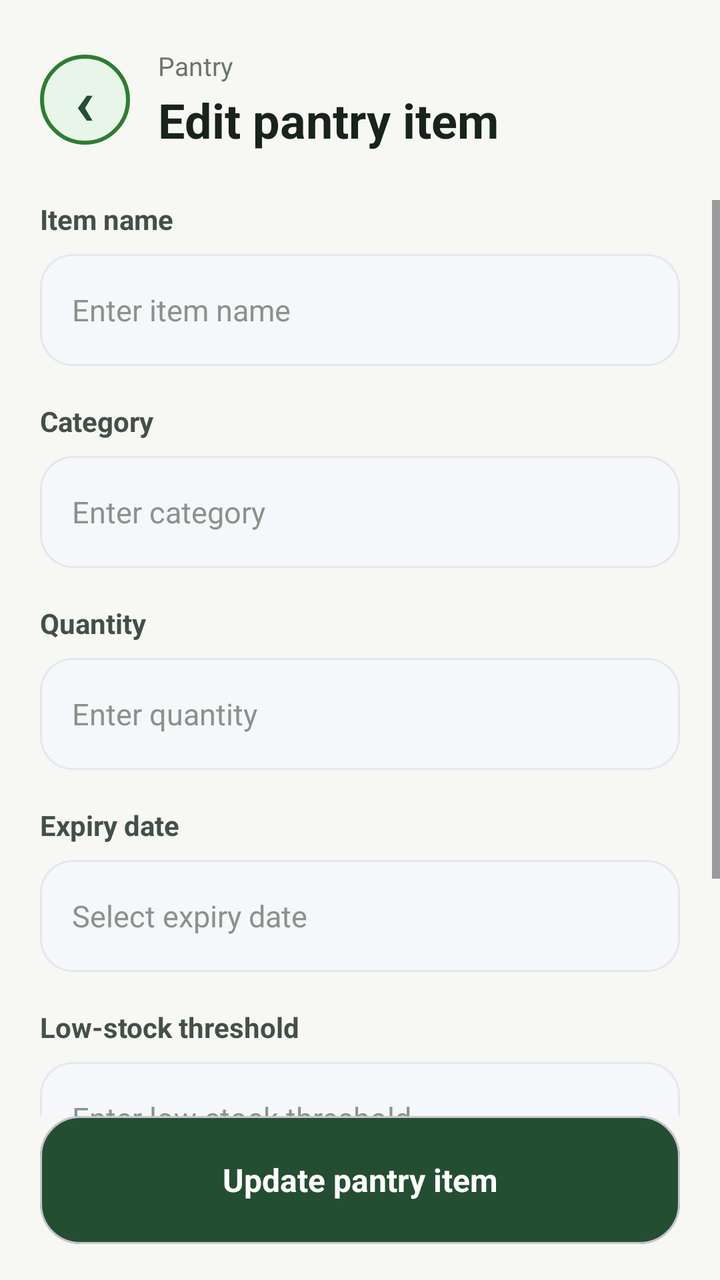
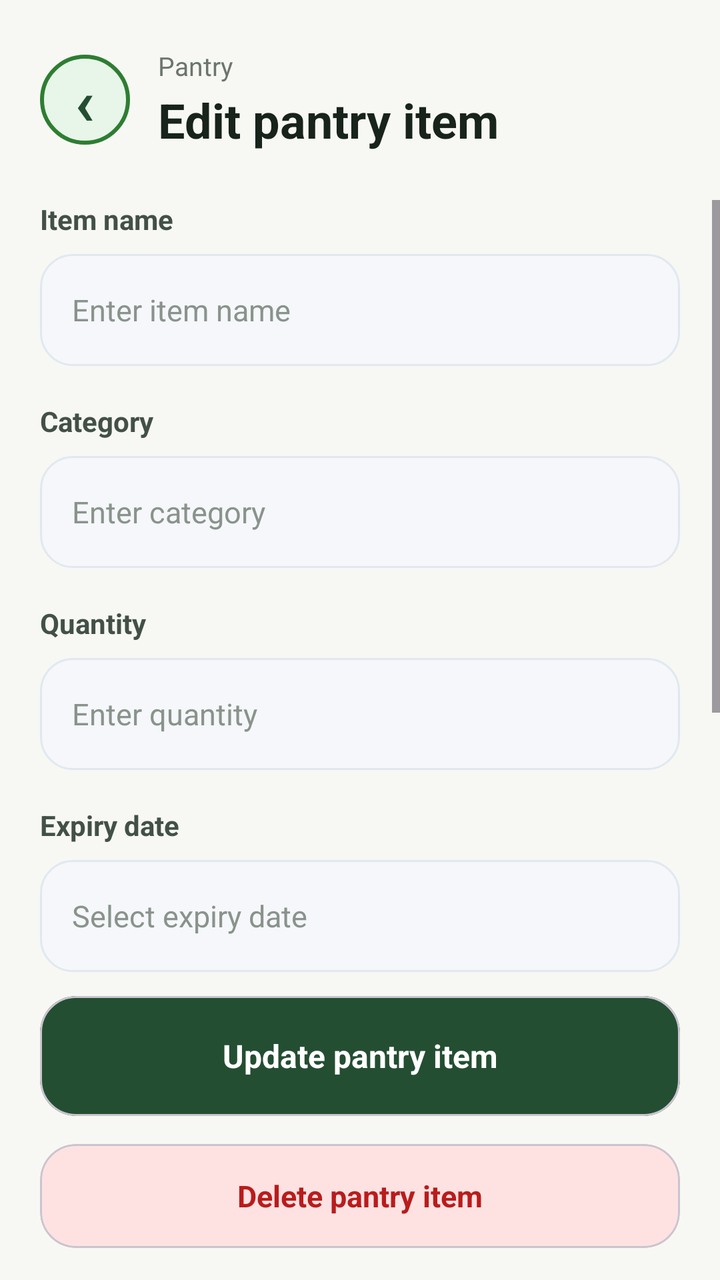

The first picture is an Android layout as it rendered before a commit; the second is the same layout after the commit. The layout source and the unified diff follow.
<!-- AndroidManifest.xml: application theme Theme.SmartPantryManager -->
<!-- res/layout/activity_edit_item.xml -->
<?xml version="1.0" encoding="utf-8"?>
<androidx.constraintlayout.widget.ConstraintLayout
    xmlns:android="http://schemas.android.com/apk/res/android"
    xmlns:app="http://schemas.android.com/apk/res-auto"
    android:layout_width="match_parent"
    android:layout_height="match_parent"
    android:background="#F7F8F3">

    
    <LinearLayout
        android:id="@+id/header"
        android:layout_width="0dp"
        android:layout_height="wrap_content"
        android:layout_marginStart="20dp"
        android:layout_marginTop="24dp"
        android:layout_marginEnd="20dp"
        android:gravity="center_vertical"
        android:orientation="horizontal"
        app:layout_constraintEnd_toEndOf="parent"
        app:layout_constraintStart_toStartOf="parent"
        app:layout_constraintTop_toTopOf="parent">

        <TextView
            android:id="@+id/backButton"
            android:layout_width="45dp"
            android:layout_height="45dp"
            android:background="@drawable/profile_circle"
            android:clickable="true"
            android:focusable="true"
            android:gravity="center"
            android:text="@string/back_arrow"
            android:textColor="#244E32"
            android:textSize="32sp"
            android:textStyle="bold" />

        <LinearLayout
            android:layout_width="0dp"
            android:layout_height="wrap_content"
            android:layout_marginStart="14dp"
            android:layout_weight="1"
            android:orientation="vertical">

            <TextView
                android:layout_width="wrap_content"
                android:layout_height="wrap_content"
                android:text="@string/pantry"
                android:textColor="#6B756D"
                android:textSize="13sp" />

            <TextView
                android:layout_width="wrap_content"
                android:layout_height="wrap_content"
                android:layout_marginTop="2dp"
                android:text="Edit pantry item"
                android:textColor="#17231B"
                android:textSize="24sp"
                android:textStyle="bold" />

        </LinearLayout>

    </LinearLayout>

    
    <ScrollView
        android:layout_width="0dp"
        android:layout_height="0dp"
        android:layout_marginTop="24dp"
        android:fillViewport="true"
        android:overScrollMode="never"
        app:layout_constraintBottom_toTopOf="@+id/updateItemButton"
        app:layout_constraintEnd_toEndOf="parent"
        app:layout_constraintStart_toStartOf="parent"
        app:layout_constraintTop_toBottomOf="@+id/header">

        <LinearLayout
            android:layout_width="match_parent"
            android:layout_height="wrap_content"
            android:orientation="vertical"
            android:paddingStart="20dp"
            android:paddingEnd="20dp"
            android:paddingBottom="30dp">

            
            <TextView
                android:layout_width="wrap_content"
                android:layout_height="wrap_content"
                android:text="Item name"
                android:textColor="#425048"
                android:textSize="14sp"
                android:textStyle="bold" />

            <EditText
                android:id="@+id/editItemNameInput"
                android:layout_width="match_parent"
                android:layout_height="56dp"
                android:layout_marginTop="8dp"
                android:background="@drawable/search_background"
                android:hint="Enter item name"
                android:inputType="textCapWords"
                android:paddingStart="16dp"
                android:paddingEnd="16dp"
                android:textColor="#17231B"
                android:textColorHint="#89938B"
                android:textSize="15sp" />

            
            <TextView
                android:layout_width="wrap_content"
                android:layout_height="wrap_content"
                android:layout_marginTop="18dp"
                android:text="Category"
                android:textColor="#425048"
                android:textSize="14sp"
                android:textStyle="bold" />

            <EditText
                android:id="@+id/editCategoryInput"
                android:layout_width="match_parent"
                android:layout_height="56dp"
                android:layout_marginTop="8dp"
                android:background="@drawable/search_background"
                android:hint="Enter category"
                android:inputType="textCapWords"
                android:paddingStart="16dp"
                android:paddingEnd="16dp"
                android:textColor="#17231B"
                android:textColorHint="#89938B"
                android:textSize="15sp" />

            
            <TextView
                android:layout_width="wrap_content"
                android:layout_height="wrap_content"
                android:layout_marginTop="18dp"
                android:text="Quantity"
                android:textColor="#425048"
                android:textSize="14sp"
                android:textStyle="bold" />

            <EditText
                android:id="@+id/editQuantityInput"
                android:layout_width="match_parent"
                android:layout_height="56dp"
                android:layout_marginTop="8dp"
                android:background="@drawable/search_background"
                android:hint="Enter quantity"
                android:inputType="number"
                android:paddingStart="16dp"
                android:paddingEnd="16dp"
                android:textColor="#17231B"
                android:textColorHint="#89938B"
                android:textSize="15sp" />

            
            <TextView
                android:layout_width="wrap_content"
                android:layout_height="wrap_content"
                android:layout_marginTop="18dp"
                android:text="Expiry date"
                android:textColor="#425048"
                android:textSize="14sp"
                android:textStyle="bold" />

            <EditText
                android:id="@+id/editExpiryDateInput"
                android:layout_width="match_parent"
                android:layout_height="56dp"
                android:layout_marginTop="8dp"
                android:background="@drawable/search_background"
                android:clickable="true"
                android:cursorVisible="false"
                android:focusable="false"
                android:hint="Select expiry date"
                android:paddingStart="16dp"
                android:paddingEnd="16dp"
                android:textColor="#17231B"
                android:textColorHint="#89938B"
                android:textSize="15sp" />

            
            <TextView
                android:layout_width="wrap_content"
                android:layout_height="wrap_content"
                android:layout_marginTop="18dp"
                android:text="Low-stock threshold"
                android:textColor="#425048"
                android:textSize="14sp"
                android:textStyle="bold" />

            <EditText
                android:id="@+id/editLowStockInput"
                android:layout_width="match_parent"
                android:layout_height="56dp"
                android:layout_marginTop="8dp"
                android:background="@drawable/search_background"
                android:hint="Enter low-stock threshold"
                android:inputType="number"
                android:paddingStart="16dp"
                android:paddingEnd="16dp"
                android:textColor="#17231B"
                android:textColorHint="#89938B"
                android:textSize="15sp" />

            
            <TextView
                android:layout_width="wrap_content"
                android:layout_height="wrap_content"
                android:layout_marginTop="18dp"
                android:text="Storage location"
                android:textColor="#425048"
                android:textSize="14sp"
                android:textStyle="bold" />

            <EditText
                android:id="@+id/editLocationInput"
                android:layout_width="match_parent"
                android:layout_height="56dp"
                android:layout_marginTop="8dp"
                android:background="@drawable/search_background"
                android:hint="e.g. Fridge, Freezer or Cupboard"
                android:inputType="textCapWords"
                android:paddingStart="16dp"
                android:paddingEnd="16dp"
                android:textColor="#17231B"
                android:textColorHint="#89938B"
                android:textSize="15sp" />

        </LinearLayout>

    </ScrollView>

    
    <com.google.android.material.card.MaterialCardView
        android:id="@+id/updateItemButton"
        android:layout_width="0dp"
        android:layout_height="64dp"
        android:layout_marginStart="20dp"
        android:layout_marginEnd="20dp"
        android:layout_marginBottom="18dp"
        android:clickable="true"
        android:focusable="true"
        app:cardBackgroundColor="#244E32"
        app:cardCornerRadius="20dp"
        app:cardElevation="0dp"
        app:layout_constraintBottom_toBottomOf="parent"
        app:layout_constraintEnd_toEndOf="parent"
        app:layout_constraintStart_toStartOf="parent">

        <TextView
            android:layout_width="match_parent"
            android:layout_height="match_parent"
            android:gravity="center"
            android:text="Update pantry item"
            android:textColor="#FFFFFF"
            android:textSize="16sp"
            android:textStyle="bold" />

    </com.google.android.material.card.MaterialCardView>

</androidx.constraintlayout.widget.ConstraintLayout>
<!-- resources referenced by this layout -->
<resources>
  <!-- drawable profile_circle (drawable) -->
  <?xml version="1.0" encoding="utf-8"?>
  <shape xmlns:android="http://schemas.android.com/apk/res/android"
      android:shape="oval">
  
      <solid android:color="#E8F5E9" />
  
      <stroke
          android:width="2dp"
          android:color="#2E7D32" />
  
  </shape>
  <!-- drawable search_background (drawable) -->
  <?xml version="1.0" encoding="utf-8"?>
  <shape xmlns:android="http://schemas.android.com/apk/res/android"
      android:shape="rectangle">
  
      <solid android:color="#F5F7FA" />
  
      <corners android:radius="16dp" />
  
      <stroke
          android:width="1dp"
          android:color="#E2E8F0" />
  
      <padding
          android:left="16dp"
          android:top="10dp"
          android:right="16dp"
          android:bottom="10dp" />
  
  </shape>
  <string name="back_arrow">‹</string>
  <string name="pantry">Pantry</string>
  <style name="Theme.SmartPantryManager" parent="Base.Theme.SmartPantryManager" />
  <style name="Base.Theme.SmartPantryManager" parent="Theme.Material3.DayNight.NoActionBar">
          
          
      </style>
</resources>

<!-- the commit's change to res/layout/activity_edit_item.xml (unified diff, before → after) -->
@@ -26,6 +26,7 @@
             android:layout_height="45dp"
             android:background="@drawable/profile_circle"
             android:clickable="true"
+            android:contentDescription="@string/back_button_description"
             android:focusable="true"
             android:gravity="center"
             android:text="@string/back_arrow"
@@ -51,7 +52,7 @@
                 android:layout_width="wrap_content"
                 android:layout_height="wrap_content"
                 android:layout_marginTop="2dp"
-                android:text="Edit pantry item"
+                android:text="@string/edit_pantry_item"
                 android:textColor="#17231B"
                 android:textSize="24sp"
                 android:textStyle="bold" />
@@ -84,7 +85,7 @@
             <TextView
                 android:layout_width="wrap_content"
                 android:layout_height="wrap_content"
-                android:text="Item name"
+                android:text="@string/item_name"
                 android:textColor="#425048"
                 android:textSize="14sp"
                 android:textStyle="bold" />
@@ -94,8 +95,9 @@
                 android:layout_width="match_parent"
                 android:layout_height="56dp"
                 android:layout_marginTop="8dp"
-                android:background="@drawable/search_background"
-                android:hint="Enter item name"
+                android:autofillHints="name"
+                android:background="@drawable/search_background"
+                android:hint="@string/enter_item_name"
                 android:inputType="textCapWords"
                 android:paddingStart="16dp"
                 android:paddingEnd="16dp"
@@ -108,7 +110,7 @@
                 android:layout_width="wrap_content"
                 android:layout_height="wrap_content"
                 android:layout_marginTop="18dp"
-                android:text="Category"
+                android:text="@string/category"
                 android:textColor="#425048"
                 android:textSize="14sp"
                 android:textStyle="bold" />
@@ -118,8 +120,9 @@
                 android:layout_width="match_parent"
                 android:layout_height="56dp"
                 android:layout_marginTop="8dp"
-                android:background="@drawable/search_background"
-                android:hint="Enter category"
+                android:autofillHints="none"
+                android:background="@drawable/search_background"
+                android:hint="@string/enter_category"
                 android:inputType="textCapWords"
                 android:paddingStart="16dp"
                 android:paddingEnd="16dp"
@@ -132,7 +135,7 @@
                 android:layout_width="wrap_content"
                 android:layout_height="wrap_content"
                 android:layout_marginTop="18dp"
-                android:text="Quantity"
+                android:text="@string/quantity"
                 android:textColor="#425048"
                 android:textSize="14sp"
                 android:textStyle="bold" />
@@ -142,8 +145,9 @@
                 android:layout_width="match_parent"
                 android:layout_height="56dp"
                 android:layout_marginTop="8dp"
-                android:background="@drawable/search_background"
-                android:hint="Enter quantity"
+                android:autofillHints="none"
+                android:background="@drawable/search_background"
+                android:hint="@string/enter_quantity"
                 android:inputType="number"
                 android:paddingStart="16dp"
                 android:paddingEnd="16dp"
@@ -156,7 +160,7 @@
                 android:layout_width="wrap_content"
                 android:layout_height="wrap_content"
                 android:layout_marginTop="18dp"
-                android:text="Expiry date"
+                android:text="@string/expiry_date"
                 android:textColor="#425048"
                 android:textSize="14sp"
                 android:textStyle="bold" />
@@ -166,23 +170,26 @@
                 android:layout_width="match_parent"
                 android:layout_height="56dp"
                 android:layout_marginTop="8dp"
+                android:autofillHints="none"
                 android:background="@drawable/search_background"
                 android:clickable="true"
                 android:cursorVisible="false"
-                android:focusable="false"
-                android:hint="Select expiry date"
-                android:paddingStart="16dp"
-                android:paddingEnd="16dp"
-                android:textColor="#17231B"
-                android:textColorHint="#89938B"
-                android:textSize="15sp" />
-
-            
-            <TextView
-                android:layout_width="wrap_content"
-                android:layout_height="wrap_content"
-                android:layout_marginTop="18dp"
-                android:text="Low-stock threshold"
+                android:focusable="true"
+                android:focusableInTouchMode="true"
+                android:hint="@string/select_expiry_date"
+                android:inputType="none"
+                android:paddingStart="16dp"
+                android:paddingEnd="16dp"
+                android:textColor="#17231B"
+                android:textColorHint="#89938B"
+                android:textSize="15sp" />
+
+            
+            <TextView
+                android:layout_width="wrap_content"
+                android:layout_height="wrap_content"
+                android:layout_marginTop="18dp"
+                android:text="@string/low_stock_threshold"
                 android:textColor="#425048"
                 android:textSize="14sp"
                 android:textStyle="bold" />
@@ -192,8 +199,9 @@
                 android:layout_width="match_parent"
                 android:layout_height="56dp"
                 android:layout_marginTop="8dp"
-                android:background="@drawable/search_background"
-                android:hint="Enter low-stock threshold"
+                android:autofillHints="none"
+                android:background="@drawable/search_background"
+                android:hint="@string/enter_low_stock_threshold"
                 android:inputType="number"
                 android:paddingStart="16dp"
                 android:paddingEnd="16dp"
@@ -206,7 +214,7 @@
                 android:layout_width="wrap_content"
                 android:layout_height="wrap_content"
                 android:layout_marginTop="18dp"
-                android:text="Storage location"
+                android:text="@string/storage_location"
                 android:textColor="#425048"
                 android:textSize="14sp"
                 android:textStyle="bold" />
@@ -216,8 +224,9 @@
                 android:layout_width="match_parent"
                 android:layout_height="56dp"
                 android:layout_marginTop="8dp"
-                android:background="@drawable/search_background"
-                android:hint="e.g. Fridge, Freezer or Cupboard"
+                android:autofillHints="none"
+                android:background="@drawable/search_background"
+                android:hint="@string/storage_location_hint"
                 android:inputType="textCapWords"
                 android:paddingStart="16dp"
                 android:paddingEnd="16dp"
@@ -233,14 +242,15 @@
     <com.google.android.material.card.MaterialCardView
         android:id="@+id/updateItemButton"
         android:layout_width="0dp"
-        android:layout_height="64dp"
+        android:layout_height="60dp"
         android:layout_marginStart="20dp"
         android:layout_marginEnd="20dp"
-        android:layout_marginBottom="18dp"
+        android:layout_marginBottom="82dp"
         android:clickable="true"
         android:focusable="true"
+        android:contentDescription="@string/update_pantry_item"
         app:cardBackgroundColor="#244E32"
-        app:cardCornerRadius="20dp"
+        app:cardCornerRadius="18dp"
         app:cardElevation="0dp"
         app:layout_constraintBottom_toBottomOf="parent"
         app:layout_constraintEnd_toEndOf="parent"
@@ -250,11 +260,40 @@
             android:layout_width="match_parent"
             android:layout_height="match_parent"
             android:gravity="center"
-            android:text="Update pantry item"
+            android:text="@string/update_pantry_item"
             android:textColor="#FFFFFF"
             android:textSize="16sp"
             android:textStyle="bold" />
 
     </com.google.android.material.card.MaterialCardView>
 
+    
+    <com.google.android.material.card.MaterialCardView
+        android:id="@+id/deleteItemButton"
+        android:layout_width="0dp"
+        android:layout_height="52dp"
+        android:layout_marginStart="20dp"
+        android:layout_marginEnd="20dp"
+        android:layout_marginBottom="16dp"
+        android:clickable="true"
+        android:focusable="true"
+        android:contentDescription="@string/delete_pantry_item"
+        app:cardBackgroundColor="#FEE2E2"
+        app:cardCornerRadius="18dp"
+        app:cardElevation="0dp"
+        app:layout_constraintBottom_toBottomOf="parent"
+        app:layout_constraintEnd_toEndOf="parent"
+        app:layout_constraintStart_toStartOf="parent">
+
+        <TextView
+            android:layout_width="match_parent"
+            android:layout_height="match_parent"
+            android:gravity="center"
+            android:text="@string/delete_pantry_item"
+            android:textColor="#B91C1C"
+            android:textSize="15sp"
+            android:textStyle="bold" />
+
+    </com.google.android.material.card.MaterialCardView>
+
 </androidx.constraintlayout.widget.ConstraintLayout>
<!-- resource entries referenced after the edit -->
@@ -33,7 +33,23 @@
   
   </shape>
   <string name="back_arrow">‹</string>
+  <string name="back_button_description">Go back</string>
+  <string name="category">Category</string>
+  <string name="delete_pantry_item">Delete pantry item</string>
+  <string name="edit_pantry_item">Edit pantry item</string>
+  <string name="enter_category">Enter category</string>
+  <string name="enter_item_name">Enter item name</string>
+  <string name="enter_low_stock_threshold">Enter low-stock threshold</string>
+  <string name="enter_quantity">Enter quantity</string>
+  <string name="expiry_date">Expiry date</string>
+  <string name="item_name">Item name</string>
+  <string name="low_stock_threshold">Low-stock threshold</string>
   <string name="pantry">Pantry</string>
+  <string name="quantity">Quantity</string>
+  <string name="select_expiry_date">Select expiry date</string>
+  <string name="storage_location">Storage location</string>
+  <string name="storage_location_hint">e.g. Fridge, Freezer or Cupboard</string>
+  <string name="update_pantry_item">Update pantry item</string>
   <style name="Theme.SmartPantryManager" parent="Base.Theme.SmartPantryManager" />
   <style name="Base.Theme.SmartPantryManager" parent="Theme.Material3.DayNight.NoActionBar">
           
